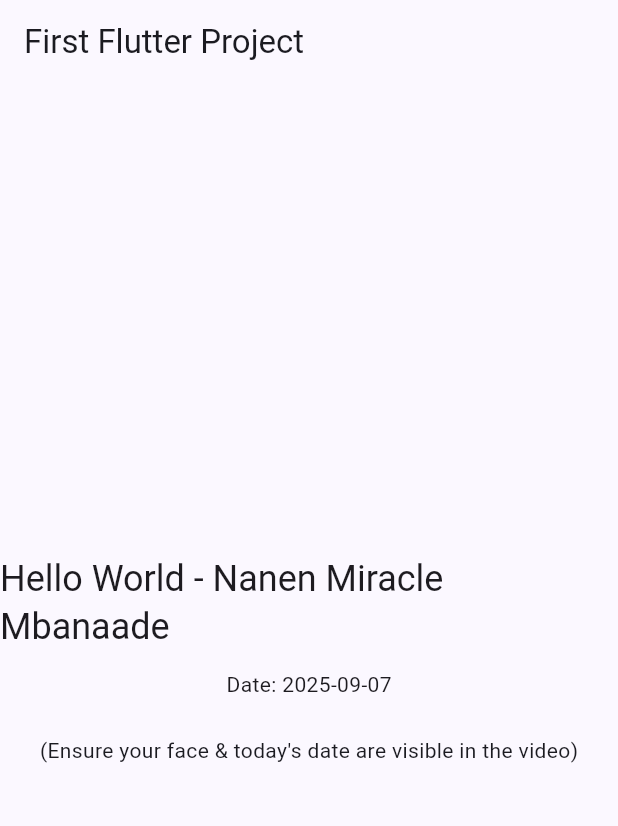
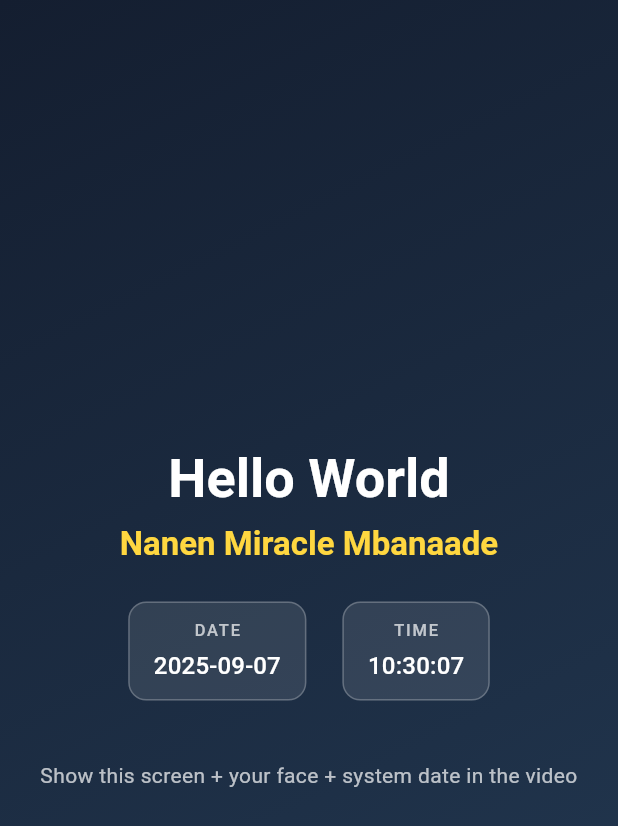
Before and after one commit to Miranics/first_flutter_project, a Flutter app: the screen it shows after launch, on a phone screen of 412 x 824 dp. Shown: the top 826 px of the screen. Run offline on Flutter 3.47's test engine with Material 3 defaults, Android fonts, the phone set to English and light mode, and no system bars.

Commit message:
Refactor main.dart for improved UI and functionality; update widget_test.dart to reflect changes in greeting and student name

```diff
--- a/lib/main.dart
+++ b/lib/main.dart
@@ -1,33 +1,95 @@
+import 'dart:async';
 import 'package:flutter/material.dart';
 
-const String myname = 'Nanen Miracle Mbanaade';
+const String studentName = 'Nanen Miracle Mbanaade';
 
-void main() {
-  runApp(const MyApp());
-}
+void main() => runApp(const MyApp());
 
 class MyApp extends StatelessWidget {
   const MyApp({super.key});
+  @override
+  Widget build(BuildContext context) => MaterialApp(
+        debugShowCheckedModeBanner: false,
+        title: 'First Flutter Project',
+        theme: ThemeData(
+          colorScheme: ColorScheme.fromSeed(seedColor: Colors.indigo),
+          textTheme: ThemeData.light().textTheme.apply(bodyColor: Colors.white),
+        ),
+        home: const HelloScreen(),
+      );
+}
+
+class HelloScreen extends StatefulWidget {
+  const HelloScreen({super.key});
+  @override
+  State<HelloScreen> createState() => _HelloScreenState();
+}
+
+class _HelloScreenState extends State<HelloScreen> {
+  late Timer _timer;
+  DateTime now = DateTime.now();
+
+  @override
+  void initState() {
+    super.initState();
+    _timer = Timer.periodic(const Duration(seconds: 1), (_) {
+      setState(() => now = DateTime.now());
+    });
+  }
+
+  @override
+  void dispose() {
+    _timer.cancel();
+    super.dispose();
+  }
+
+  String get dateString => '${now.year}-${_two(now.month)}-${_two(now.day)}';
+  String get timeString => '${_two(now.hour)}:${_two(now.minute)}:${_two(now.second)}';
 
   @override
   Widget build(BuildContext context) {
-    final today = DateTime.now();
-    final dateString = '${today.year}-${_two(today.month)}-${_two(today.day)}';
-    final greeting = 'Hello World - $myname';
-    return MaterialApp(
-      title: 'First Flutter Project',
-      theme: ThemeData(colorScheme: ColorScheme.fromSeed(seedColor: Colors.indigo)),
-      home: Scaffold(
-        appBar: AppBar(title: const Text('First Flutter Project')),
-        body: Center(
+    return Scaffold(
+      body: Container(
+        decoration: const BoxDecoration(
+          gradient: LinearGradient(
+            colors: [Color(0xFF141E30), Color(0xFF243B55)],
+            begin: Alignment.topLeft,
+            end: Alignment.bottomRight,
+          ),
+        ),
+        width: double.infinity,
+        child: SafeArea(
           child: Column(
-            mainAxisSize: MainAxisSize.min,
+            mainAxisAlignment: MainAxisAlignment.center,
+            crossAxisAlignment: CrossAxisAlignment.center,
             children: [
-              Text(greeting, style: Theme.of(context).textTheme.headlineSmall),
-              const SizedBox(height: 12),
-              Text('Date: $dateString', style: Theme.of(context).textTheme.bodyMedium),
+              Text('Hello World',
+                  style: Theme.of(context).textTheme.displaySmall?.copyWith(
+                        fontWeight: FontWeight.bold,
+                        color: Colors.white,
+                      )),
+              const SizedBox(height: 8),
+              Text(studentName,
+                  style: Theme.of(context).textTheme.titleLarge?.copyWith(
+                        fontWeight: FontWeight.w600,
+                        color: Colors.amberAccent,
+                      )),
               const SizedBox(height: 24),
-              const Text('(Ensure your face & today\'s date are visible in the video)')
+              Wrap(
+                spacing: 24,
+                runSpacing: 12,
+                alignment: WrapAlignment.center,
+                children: [
+                  _InfoChip(label: 'Date', value: dateString),
+                  _InfoChip(label: 'Time', value: timeString),
+                ],
+              ),
+              const SizedBox(height: 40),
+              Text(
+                'Show this screen + your face + system date in the video',
+                style: Theme.of(context).textTheme.bodyMedium?.copyWith(color: Colors.white70),
+                textAlign: TextAlign.center,
+              ),
             ],
           ),
         ),
@@ -36,4 +98,37 @@ class MyApp extends StatelessWidget {
   }
 }
 
+class _InfoChip extends StatelessWidget {
+  final String label;
+  final String value;
+  const _InfoChip({required this.label, required this.value});
+  @override
+  Widget build(BuildContext context) {
+    return Container(
+      padding: const EdgeInsets.symmetric(horizontal: 16, vertical: 10),
+      decoration: BoxDecoration(
+        color: Colors.white.withOpacity(0.1),
+        borderRadius: BorderRadius.circular(12),
+        border: Border.all(color: Colors.white24),
+      ),
+      child: Column(
+        mainAxisSize: MainAxisSize.min,
+        children: [
+          Text(label.toUpperCase(),
+              style: Theme.of(context).textTheme.labelSmall?.copyWith(
+                    color: Colors.white70,
+                    letterSpacing: 1.2,
+                  )),
+          const SizedBox(height: 4),
+          Text(value,
+              style: Theme.of(context).textTheme.titleMedium?.copyWith(
+                    color: Colors.white,
+                    fontFeatures: const [FontFeature.tabularFigures()],
+                  )),
+        ],
+      ),
+    );
+  }
+}
+
 String _two(int v) => v.toString().padLeft(2, '0');
```
Also changed, not shown: 1 other file.
